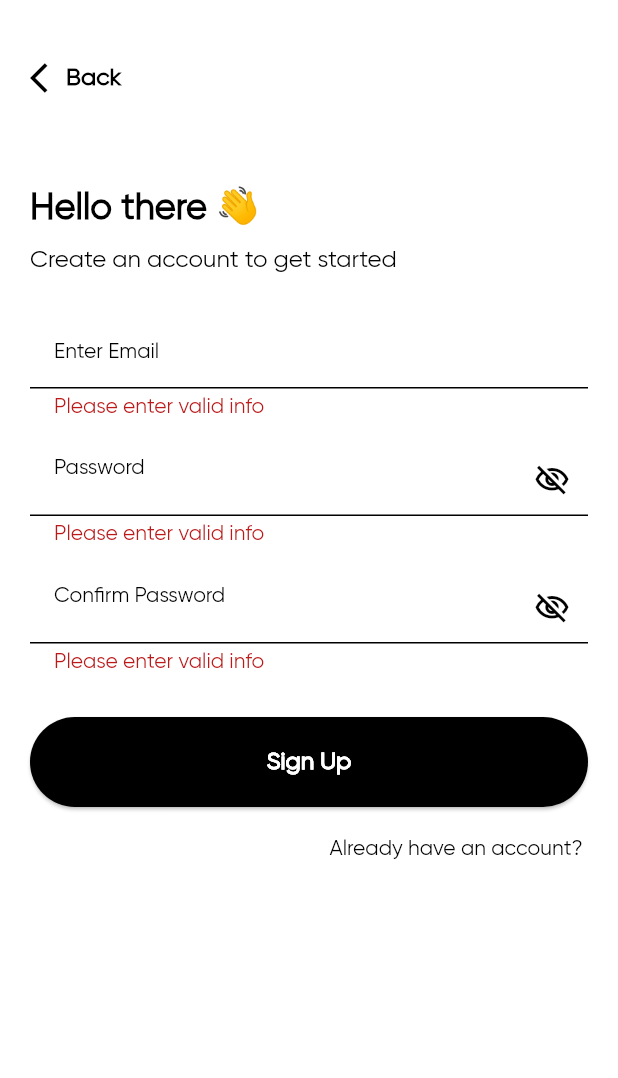
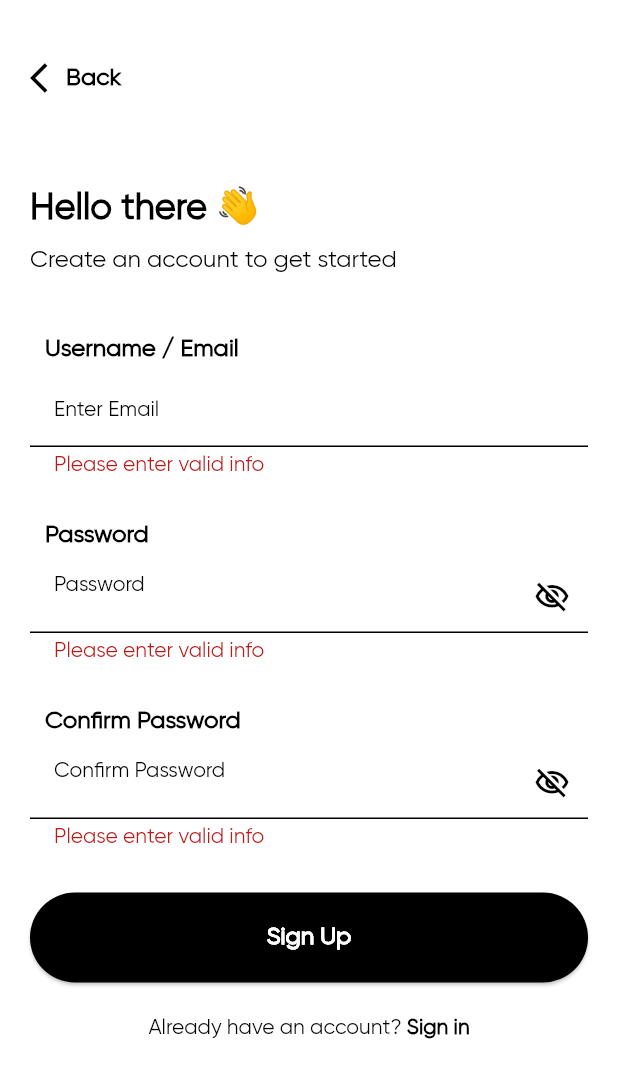
Before and after one commit to temoorx/PetApp, a Flutter app: the screen it shows after launch, after a tap on an icon or button, on a phone screen of 412 x 824 dp. Shown: the top 1078 px of the screen. Run offline on Flutter 3.47's test engine with Material 3 defaults, Android fonts, the phone set to English and light mode, and no system bars; our stand-ins replace auto_route, bloc, cloud_firestore, dio, easy_localization, equatable and 13 more; missing offline and left inert: control_style, flutter_inappwebview, flutter_material_color_picker; accounts and stored records are empty; project files that could hold a hidden picture were left out.

Commit message:
Update text field styles and labels

```diff
--- a/lib/src/components/text_field_component.dart
+++ b/lib/src/components/text_field_component.dart
@@ -63,7 +63,7 @@ class _TextFormFieldComponentState extends State<TextFormFieldComponent> {
             child: Text(
               widget.label ?? '',
               style: const TextStyle(
-                color: Palette.primaryTextColor,
+                color: Palette.black,
                 fontSize: 16,
                 fontWeight: FontWeight.w700,
               ),
--- a/lib/src/pages/sign_in/components/sign_in_form.dart
+++ b/lib/src/pages/sign_in/components/sign_in_form.dart
@@ -35,15 +35,19 @@ class SignInForm extends StatelessWidget {
                     .checkIsValidate();
               },
               hintText: "Enter Email",
+              isLabel: true,
+              label: "Username / Email",
               controller: BlocProvider.of<SignInCubit>(context).emailController,
               textInputType: TextInputType.emailAddress),
-          const SizedBox(height: 5),
+          const SizedBox(height: 20),
           TextFormFieldComponent(
               onChanged: (value) {
                 BlocProvider.of<SignInButtonValidationCubit>(context)
                     .checkIsValidate();
               },
               textInputType: TextInputType.visiblePassword,
+              isLabel: true,
+              label: "Password",
               hintText: "Enter Password",
               isPassword: true,
               controller:
@@ -139,13 +143,13 @@ class RegisterHereTextButton extends StatelessWidget {
                 style: TextStyle(
                     color: Palette.black.withOpacity(0.5),
                     fontWeight: FontWeight.w500,
-                    fontSize: 13),
+                    fontSize: 14),
                 children: [
               TextSpan(
                 text: 'Register here',
                 style: TextStyle(
                   height: 1.5,
-                  fontSize: 13.0,
+                  fontSize: 14.0,
                   fontWeight: FontWeight.w500,
                   color: Palette.black,
                 ),
--- a/lib/src/pages/sign_up/components/already_account.dart
+++ b/lib/src/pages/sign_up/components/already_account.dart
@@ -13,9 +13,23 @@ class AlreadyAccount extends StatelessWidget {
           TextSpan(
             text: 'Already have an account? ',
             style: Theme.of(context).textTheme.bodySmall!.copyWith(
-                  decorationColor: Palette.primaryColor,
+                  decorationColor: Palette.black.withOpacity(0.5),
+                  fontWeight: FontWeight.w500,
+                  fontSize: 14,
                   color: Palette.black,
                 ),
+            recognizer: TapGestureRecognizer()
+              ..onTap = () {
+                Navigator.pop(context);
+              },
+          ),
+          TextSpan(
+            text: 'Sign in',
+            style: Theme.of(context).textTheme.bodySmall!.copyWith(
+                color: Palette.black,
+                fontWeight: FontWeight.bold,
+                fontSize: 14,
+                height: 1.5),
             recognizer: TapGestureRecognizer()
               ..onTap = () {
                 Navigator.pop(context);
--- a/lib/src/pages/sign_up/components/sign_up_form.dart
+++ b/lib/src/pages/sign_up/components/sign_up_form.dart
@@ -30,26 +30,34 @@ class _SignUpFormState extends State<SignUpForm> {
       key: _formKey,
       child: Column(
         children: [
-          const SizedBox(height: 20),
+          const SizedBox(height: 40),
           TextFormFieldComponent(
             onChanged: (value) {},
             borderRadius: 12,
             controller: _emailController,
             hintText: 'Enter Email',
+            isLabel: true,
+            label: 'Username / Email',
             textInputType: TextInputType.emailAddress,
           ),
+          SizedBox(height: 20),
           TextFormFieldComponent(
             onChanged: (value) {},
             borderRadius: 12,
             controller: _passwordController,
+            isLabel: true,
+            label: 'Password',
             hintText: 'Password',
             isPassword: true,
             textInputType: TextInputType.visiblePassword,
           ),
+          SizedBox(height: 20),
           TextFormFieldComponent(
             onChanged: (value) {},
             borderRadius: 12,
             controller: _confirmPasswordController,
+            isLabel: true,
+            label: 'Confirm Password',
             hintText: 'Confirm Password',
             isPassword: true,
             textInputType: TextInputType.visiblePassword,
@@ -202,27 +210,21 @@ class _SignUpFormState extends State<SignUpForm> {
                 ],
               ),
             ),
-            listener: (context, state) => state.maybeWhen(
-              orElse: () {
+            listener: (context, state) => state.maybeWhen(orElse: () {
               return null;
-              },
-              error: (message) {
+            }, error: (message) {
               ToastComponent3(context).showToast(context, message);
               return null;
-              },
-              initial: () {
+            }, initial: () {
               return null;
-              },
-              loaded: (response) {
+            }, loaded: (response) {
               ToastComponent2(context)
                   .showToast(context, 'Account created successfully');
               return Navigator.pop(context);
-              }
-            ),
+            }),
           ),
           const SizedBox(height: 20),
-          const Align(
-              alignment: Alignment.bottomRight, child: AlreadyAccount()),
+          const Align(alignment: Alignment.center, child: AlreadyAccount()),
           const SizedBox(height: 20),
         ],
       ),
```
Lines whose indentation alone changed are shown as unchanged.
